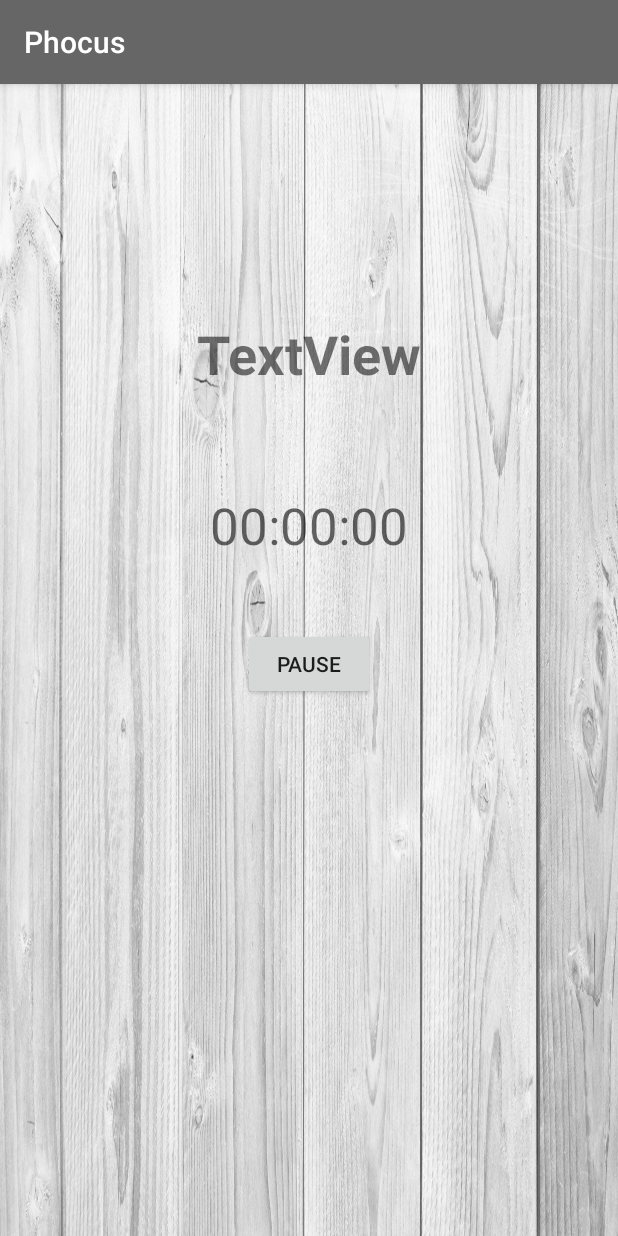
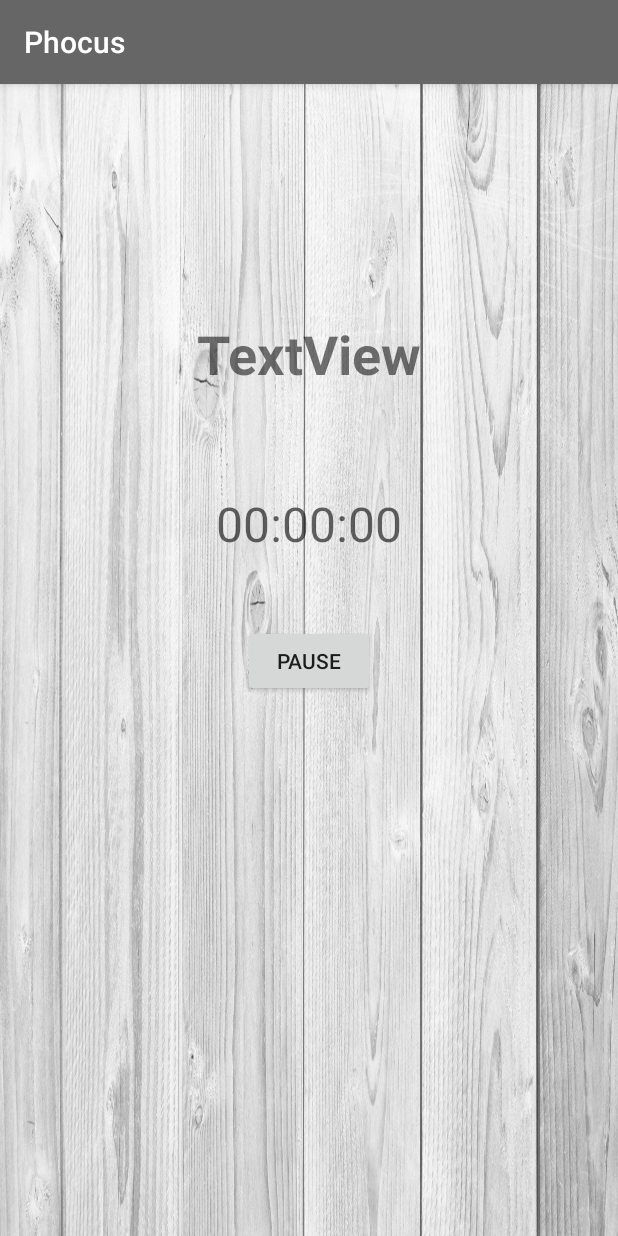
Before and after one commit to bramat92/PhocussApp, an Android app: the Timer screen opened directly, with no data from a screen before it, after a tap on "START", on a phone screen of 412 x 824 dp. Run offline under Robolectric (Android 15) with nearby library versions, the phone set to English and light mode, and no system bars; 13 statements that could not run were skipped.

Commit message:
Added a clock and listview and raw file new tone

```diff
--- a/app/src/main/java/com/multithread/mosiah/projectcs246/Timer.java
+++ b/app/src/main/java/com/multithread/mosiah/projectcs246/Timer.java
@@ -153,14 +153,16 @@ public class Timer extends AppCompatActivity {
                 bStart.performClick();
 
                 task.setIteration(task.getIteration() - 1);
-                tvTimer.setText("Done, Iterations left: " + String.valueOf(task.getIteration()));
+                tvTimer.setText("Task Done, Iterations left: " + String.valueOf(task.getIteration()));
 
                 if (task.getIteration() != 0)
                     remainingTime = task.getDuration();
 
-                ToneGenerator tone = new ToneGenerator(AudioManager.STREAM_NOTIFICATION, (int) (ToneGenerator.MAX_VOLUME * 1));
+
+
+                ToneGenerator tone = new ToneGenerator(AudioManager.STREAM_NOTIFICATION, (ToneGenerator.MAX_VOLUME * 3));
                 if (task.getIteration() >= 0 && count > 0) {
-                   tone.startTone(ToneGenerator.TONE_PROP_BEEP2);
+                   tone.startTone(ToneGenerator.TONE_CDMA_CALL_SIGNAL_ISDN_INTERGROUP);
 
                     --count;
                 }
--- a/app/src/main/res/layout/activity_main.xml
+++ b/app/src/main/res/layout/activity_main.xml
@@ -37,7 +37,7 @@
         android:layout_height="wrap_content"
         android:layout_marginBottom="8dp"
         android:layout_marginEnd="32dp"
-        android:layout_marginRight="32dp"
+        android:layout_marginRight="39dp"
         android:text="@string/tally"
         android:textAlignment="center"
         app:layout_constraintBottom_toBottomOf="parent"
@@ -48,8 +48,8 @@
 
     <ListView
         android:id="@+id/listViewId"
-        android:layout_width="326dp"
-        android:layout_height="480dp"
+        android:layout_width="386dp"
+        android:layout_height="476dp"
         android:layout_marginBottom="8dp"
         android:layout_marginEnd="8dp"
         android:layout_marginLeft="8dp"
--- a/app/src/main/res/layout/activity_timer.xml
+++ b/app/src/main/res/layout/activity_timer.xml
@@ -23,20 +23,22 @@
         app:layout_constraintRight_toRightOf="parent"
         app:layout_constraintTop_toTopOf="parent"
         app:layout_constraintVertical_bias="0.13" />
+
     <TextView
         android:id="@+id/textView"
         android:layout_width="wrap_content"
         android:layout_height="wrap_content"
+        android:layout_centerHorizontal="true"
+        android:layout_marginLeft="8dp"
+        android:layout_marginRight="8dp"
+        android:layout_marginTop="34dp"
         android:text="0"
-        android:layout_centerHorizontal="true"
         android:textAppearance="@style/TextAppearance.AppCompat.Display1"
-        android:layout_marginTop="34dp"
-        app:layout_constraintTop_toBottomOf="@+id/taskDetailId"
-        android:layout_marginLeft="8dp"
+        android:textSize="32sp"
+        app:layout_constraintHorizontal_bias="0.501"
         app:layout_constraintLeft_toLeftOf="parent"
-        android:layout_marginRight="8dp"
         app:layout_constraintRight_toRightOf="parent"
-        app:layout_constraintHorizontal_bias="0.501" />
+        app:layout_constraintTop_toBottomOf="@+id/taskDetailId" />
 
     <Button
         android:id="@+id/start"
```
